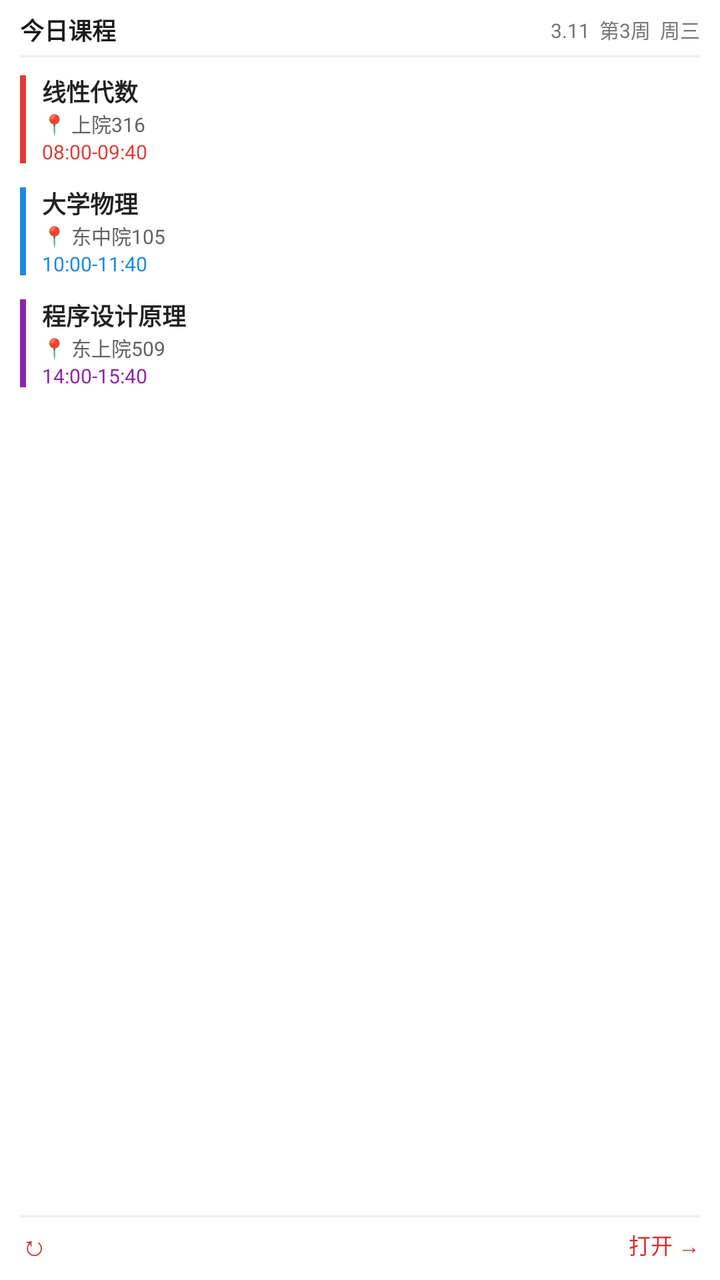
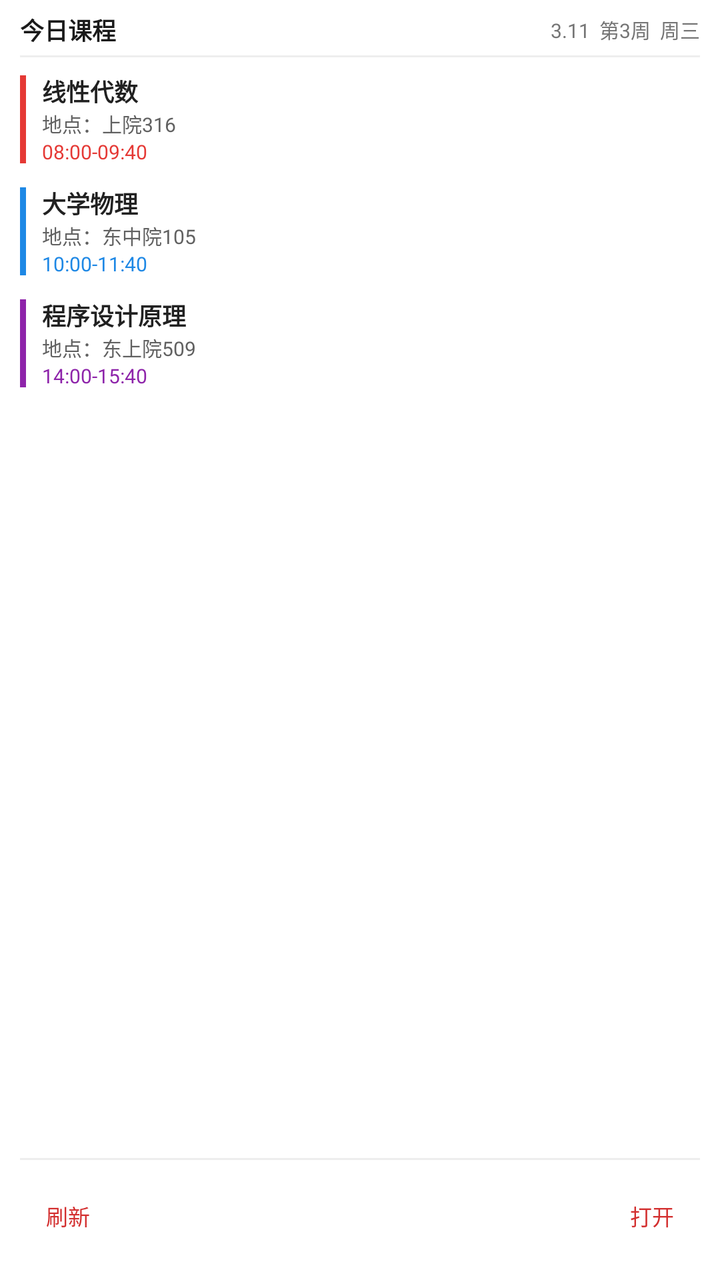

The first picture is an Android layout as it rendered before a commit; the second is the same layout after the commit. The layout source and the unified diff follow.
<!-- AndroidManifest.xml: fallback theme Theme.MaterialComponents.DayNight.NoActionBar -->
<!-- res/layout/widget_preview.xml -->
<?xml version="1.0" encoding="utf-8"?>
<LinearLayout
    xmlns:android="http://schemas.android.com/apk/res/android"
    android:layout_width="match_parent"
    android:layout_height="match_parent"
    android:background="@drawable/widget_today_bg"
    android:orientation="vertical"
    android:paddingLeft="10dp"
    android:paddingRight="10dp"
    android:paddingTop="6dp"
    android:paddingBottom="8dp"
>

    
    <LinearLayout
        android:layout_width="match_parent"
        android:layout_height="wrap_content"
        android:gravity="center_vertical"
        android:orientation="horizontal"
    >
        <TextView
            android:layout_width="0dp"
            android:layout_height="wrap_content"
            android:layout_weight="1"
            android:text="今日课程"
            android:textColor="@color/widget_header_text"
            android:textSize="12sp"
            android:textStyle="bold"
        />
        <TextView
            android:layout_width="wrap_content"
            android:layout_height="wrap_content"
            android:text="3.11  第3周  周三"
            android:textColor="@color/widget_subtitle_text"
            android:textSize="10sp"
        />
    </LinearLayout>

    
    <TextView
        android:layout_width="match_parent"
        android:layout_height="1dp"
        android:layout_marginTop="4dp"
        android:layout_marginBottom="3dp"
        android:background="@color/widget_divider"
    />

    
    <LinearLayout
        android:layout_width="match_parent"
        android:layout_height="wrap_content"
        android:gravity="center_vertical"
        android:orientation="horizontal"
        android:paddingTop="5dp"
        android:paddingBottom="5dp"
        android:paddingEnd="4dp"
    >
        <TextView
            android:layout_width="3dp"
            android:layout_height="44dp"
            android:background="#E53935"
            android:layout_marginEnd="8dp"
        />
        <LinearLayout
            android:layout_width="0dp"
            android:layout_height="wrap_content"
            android:layout_weight="1"
            android:orientation="vertical"
        >
            <TextView
                android:layout_width="match_parent"
                android:layout_height="wrap_content"
                android:text="线性代数"
                android:textColor="@color/widget_course_title"
                android:textSize="12sp"
                android:textStyle="bold"
            />
            <TextView
                android:layout_width="match_parent"
                android:layout_height="wrap_content"
                android:text="📍 上院316"
                android:textColor="@color/widget_course_detail"
                android:textSize="10sp"
            />
            <TextView
                android:layout_width="match_parent"
                android:layout_height="wrap_content"
                android:text="08:00-09:40"
                android:textColor="#E53935"
                android:textSize="10sp"
            />
        </LinearLayout>
    </LinearLayout>

    
    <LinearLayout
        android:layout_width="match_parent"
        android:layout_height="wrap_content"
        android:gravity="center_vertical"
        android:orientation="horizontal"
        android:paddingTop="5dp"
        android:paddingBottom="5dp"
        android:paddingEnd="4dp"
    >
        <TextView
            android:layout_width="3dp"
            android:layout_height="44dp"
            android:background="#1E88E5"
            android:layout_marginEnd="8dp"
        />
        <LinearLayout
            android:layout_width="0dp"
            android:layout_height="wrap_content"
            android:layout_weight="1"
            android:orientation="vertical"
        >
            <TextView
                android:layout_width="match_parent"
                android:layout_height="wrap_content"
                android:text="大学物理"
                android:textColor="@color/widget_course_title"
                android:textSize="12sp"
                android:textStyle="bold"
            />
            <TextView
                android:layout_width="match_parent"
                android:layout_height="wrap_content"
                android:text="📍 东中院105"
                android:textColor="@color/widget_course_detail"
                android:textSize="10sp"
            />
            <TextView
                android:layout_width="match_parent"
                android:layout_height="wrap_content"
                android:text="10:00-11:40"
                android:textColor="#1E88E5"
                android:textSize="10sp"
            />
        </LinearLayout>
    </LinearLayout>

    
    <LinearLayout
        android:layout_width="match_parent"
        android:layout_height="wrap_content"
        android:gravity="center_vertical"
        android:orientation="horizontal"
        android:paddingTop="5dp"
        android:paddingBottom="5dp"
        android:paddingEnd="4dp"
    >
        <TextView
            android:layout_width="3dp"
            android:layout_height="44dp"
            android:background="#8E24AA"
            android:layout_marginEnd="8dp"
        />
        <LinearLayout
            android:layout_width="0dp"
            android:layout_height="wrap_content"
            android:layout_weight="1"
            android:orientation="vertical"
        >
            <TextView
                android:layout_width="match_parent"
                android:layout_height="wrap_content"
                android:text="程序设计原理"
                android:textColor="@color/widget_course_title"
                android:textSize="12sp"
                android:textStyle="bold"
            />
            <TextView
                android:layout_width="match_parent"
                android:layout_height="wrap_content"
                android:text="📍 东上院509"
                android:textColor="@color/widget_course_detail"
                android:textSize="10sp"
            />
            <TextView
                android:layout_width="match_parent"
                android:layout_height="wrap_content"
                android:text="14:00-15:40"
                android:textColor="#8E24AA"
                android:textSize="10sp"
            />
        </LinearLayout>
    </LinearLayout>

    
    <TextView
        android:layout_width="match_parent"
        android:layout_height="0dp"
        android:layout_weight="1"
    />

    
    <TextView
        android:layout_width="match_parent"
        android:layout_height="1dp"
        android:layout_marginBottom="4dp"
        android:background="@color/widget_divider"
    />

    
    <LinearLayout
        android:layout_width="match_parent"
        android:layout_height="wrap_content"
        android:gravity="center_vertical"
        android:orientation="horizontal"
    >
        <TextView
            android:layout_width="wrap_content"
            android:layout_height="wrap_content"
            android:text="↻"
            android:textColor="@color/widget_accent"
            android:textSize="14sp"
        />
        <TextView
            android:layout_width="0dp"
            android:layout_height="wrap_content"
            android:layout_weight="1"
        />
        <TextView
            android:layout_width="wrap_content"
            android:layout_height="wrap_content"
            android:text="打开 →"
            android:textColor="@color/widget_open_btn"
            android:textSize="11sp"
        />
    </LinearLayout>

</LinearLayout>
<!-- resources referenced by this layout -->
<resources>
  <color name="widget_accent">#D32F2F</color>
  <color name="widget_course_detail">#616161</color>
  <color name="widget_course_title">#212121</color>
  <color name="widget_divider">#EEEEEE</color>
  <color name="widget_header_text">#1A1A1A</color>
  <color name="widget_open_btn">#D32F2F</color>
  <color name="widget_subtitle_text">#757575</color>
  <!-- drawable widget_today_bg (drawable) -->
  <?xml version="1.0" encoding="utf-8"?>
  <shape xmlns:android="http://schemas.android.com/apk/res/android"
      android:shape="rectangle">
      <solid android:color="@color/widget_background" />
      <corners android:radius="16dp" />
  </shape>
  <color name="widget_background">#FFFFFF</color>
</resources>

<!-- the commit's change to res/layout/widget_preview.xml (unified diff, before → after) -->
@@ -78,7 +78,7 @@
             <TextView
                 android:layout_width="match_parent"
                 android:layout_height="wrap_content"
-                android:text="📍 上院316"
+                android:text="地点：上院316"
                 android:textColor="@color/widget_course_detail"
                 android:textSize="10sp"
             />
@@ -125,7 +125,7 @@
             <TextView
                 android:layout_width="match_parent"
                 android:layout_height="wrap_content"
-                android:text="📍 东中院105"
+                android:text="地点：东中院105"
                 android:textColor="@color/widget_course_detail"
                 android:textSize="10sp"
             />
@@ -172,7 +172,7 @@
             <TextView
                 android:layout_width="match_parent"
                 android:layout_height="wrap_content"
-                android:text="📍 东上院509"
+                android:text="地点：东上院509"
                 android:textColor="@color/widget_course_detail"
                 android:textSize="10sp"
             />
@@ -211,9 +211,13 @@
         <TextView
             android:layout_width="wrap_content"
             android:layout_height="wrap_content"
-            android:text="↻"
+            android:contentDescription="刷新课程"
+            android:minWidth="48dp"
+            android:minHeight="48dp"
+            android:gravity="center"
+            android:text="刷新"
             android:textColor="@color/widget_accent"
-            android:textSize="14sp"
+            android:textSize="11sp"
         />
         <TextView
             android:layout_width="0dp"
@@ -223,7 +227,11 @@
         <TextView
             android:layout_width="wrap_content"
             android:layout_height="wrap_content"
-            android:text="打开 →"
+            android:contentDescription="打开课程表"
+            android:minWidth="48dp"
+            android:minHeight="48dp"
+            android:gravity="center"
+            android:text="打开"
             android:textColor="@color/widget_open_btn"
             android:textSize="11sp"
         />
